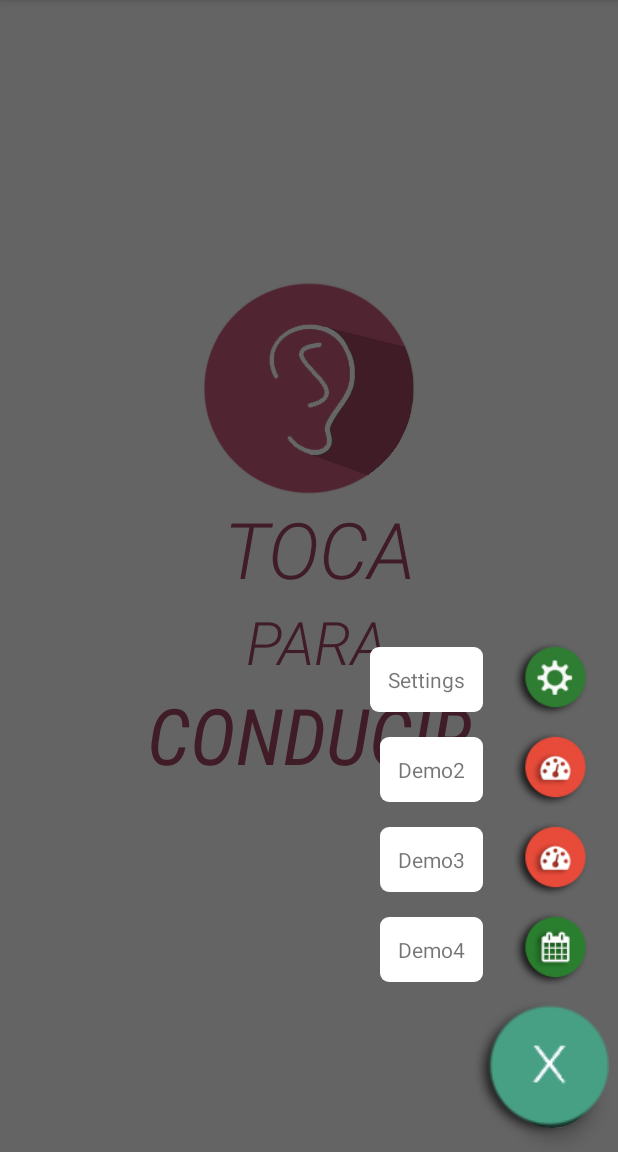
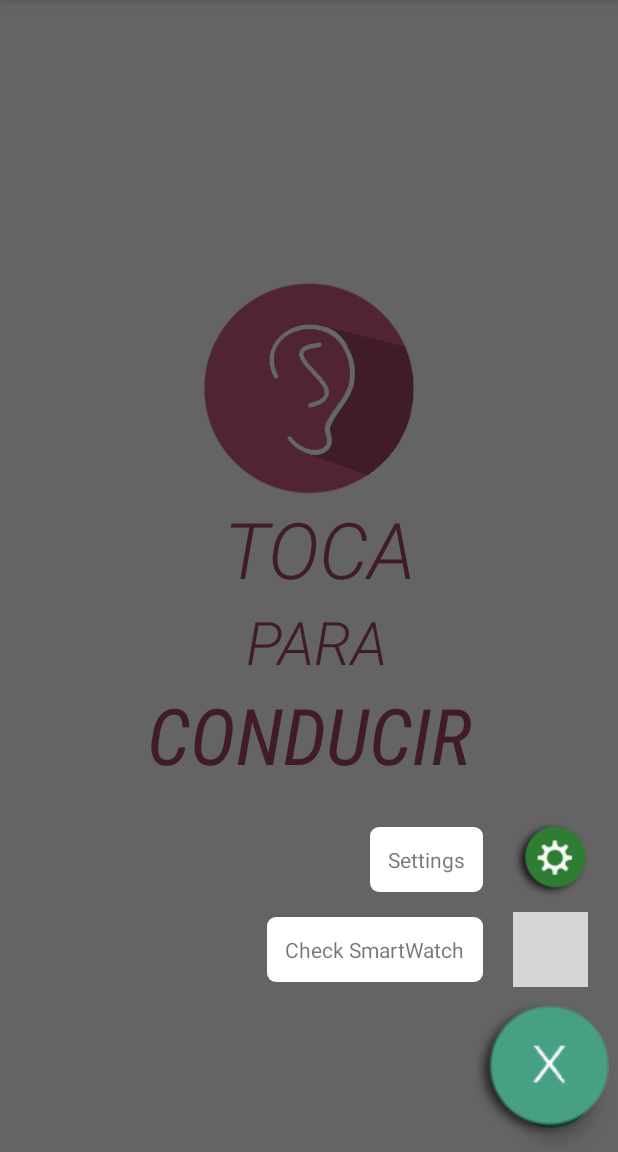
Before and after one commit to franeipos/Trabajo-Final-de-Grado, an Android app: the screen it shows after launch (InicioActivity), after a tap on an icon or button, on a phone screen of 412 x 824 dp, the part 84-1236 px from its top. Run offline under Robolectric (Android 15) with nearby library versions, the light colour scheme and no system bars; grey boxes are pictures that could not be loaded.

```diff
--- a/mobile/src/main/AndroidManifest.xml
+++ b/mobile/src/main/AndroidManifest.xml
@@ -15,7 +15,7 @@
 
     <application
         android:allowBackup="true"
-        android:icon="@mipmap/ic_launcher"
+        android:icon="@mipmap/ear2"
         android:label="@string/app_name"
         android:supportsRtl="true"
         android:theme="@style/AppTheme">
--- a/mobile/src/main/java/com/example/francisco/eardrive/MensajeActivity.java
+++ b/mobile/src/main/java/com/example/francisco/eardrive/MensajeActivity.java
@@ -67,7 +67,7 @@ public class MensajeActivity extends AppCompatActivity  implements GoogleApiClie
     private static final String LOG_TAG = "AudioRecordTest";
     private static final int MY_PERMISSIONS_REQUEST_READ_CONTACTS = 0;
     private static final int MY_PERMISSIONS_REQUEST_EXTERNAL_STORAGE = 1;
-    private static final int POLL_INTERVAL = 128; // variable para controlar cada cuanto anañizamos el volumen del sonido.
+    private static final int POLL_INTERVAL = 24 ; // variable para controlar cada cuanto analizamos el volumen del sonido.
     private static final String RUTA = "/start_activity"; //ruta que se manda al wearable
 
     private static String mFileName = null;
@@ -130,7 +130,7 @@ public class MensajeActivity extends AppCompatActivity  implements GoogleApiClie
                 if ((amp - ambiente) > 80) {
 
                     Log.i("Noise", "SUPERADO EL UMBRAL : " + "amplitud : " + amp + "  Ambiente : " + ambiente);
-                    darAlerta(1);
+                    darAlerta(2);
 
                 }
                 else if (tipoAlerta != -1){
--- a/mobile/src/main/res/layout/dialogbox.xml
+++ b/mobile/src/main/res/layout/dialogbox.xml
@@ -47,7 +47,7 @@
                 android:id="@+id/demotext2"
                 android:layout_width="wrap_content"
                 android:layout_height="wrap_content"
-                android:text="Demo2"
+                android:text="Check SmartWatch"
                 android:background="@drawable/rounded_edge"
                 android:padding="12dp"
                 android:layout_centerVertical="true"/>
@@ -58,57 +58,7 @@
                 android:gravity="bottom"
                 android:layout_toRightOf="@+id/demotext2"
                 android:layout_marginLeft="20dp"
-                android:src="@drawable/dashboard_icon"/>
-        </RelativeLayout>
-
-        <RelativeLayout
-            android:id="@+id/demo3"
-            android:layout_width="wrap_content"
-            android:layout_gravity="right"
-            android:layout_marginRight="@dimen/margin_right"
-            android:layout_marginBottom="10dp"
-            android:layout_height="wrap_content">
-            <TextView
-                android:id="@+id/demotext3"
-                android:layout_width="wrap_content"
-                android:layout_height="wrap_content"
-                android:text="Demo3"
-                android:background="@drawable/rounded_edge"
-                android:padding="12dp"
-                android:layout_centerVertical="true"/>
-
-            <ImageView
-                android:layout_width="@dimen/filter_image"
-                android:layout_height="@dimen/filter_image"
-                android:gravity="bottom"
-                android:layout_toRightOf="@+id/demotext3"
-                android:layout_marginLeft="20dp"
-                android:src="@drawable/dashboard_icon"/>
-        </RelativeLayout>
-
-        <RelativeLayout
-            android:id="@+id/demo4"
-            android:layout_width="wrap_content"
-            android:layout_gravity="right"
-            android:layout_marginRight="@dimen/margin_right"
-            android:layout_marginBottom="10dp"
-            android:layout_height="wrap_content">
-            <TextView
-                android:id="@+id/demotext4"
-                android:layout_width="wrap_content"
-                android:layout_height="wrap_content"
-                android:text="Demo4"
-                android:background="@drawable/rounded_edge"
-                android:padding="12dp"
-                android:layout_centerVertical="true"/>
-
-            <ImageView
-                android:layout_width="@dimen/filter_image"
-                android:layout_height="@dimen/filter_image"
-                android:gravity="bottom"
-                android:layout_toRightOf="@+id/demotext4"
-                android:layout_marginLeft="20dp"
-                android:src="@drawable/calender_icon"/>
+                android:src="@drawable/smartwatch"/>
         </RelativeLayout>
 
         <RelativeLayout
```
Also changed, not shown: mobile/src/main/java/com/example/francisco/eardrive/SoundMeter.java (+35 -24 lines), mobile/src/main/res/mipmap-hdpi/ear2.png (added).
